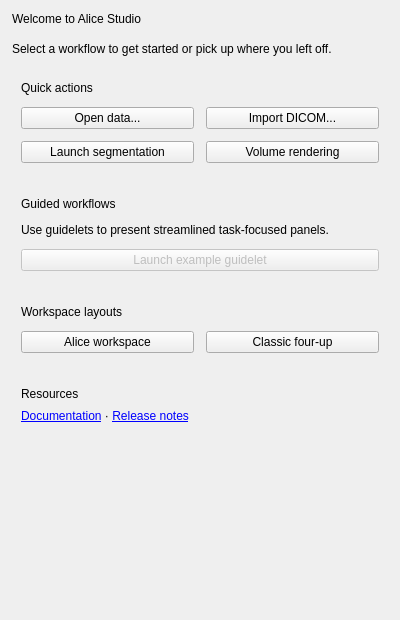
eracle23/rs, file Modules/Scripted/Home/Resources/UI/Home.ui: the form before one commit.
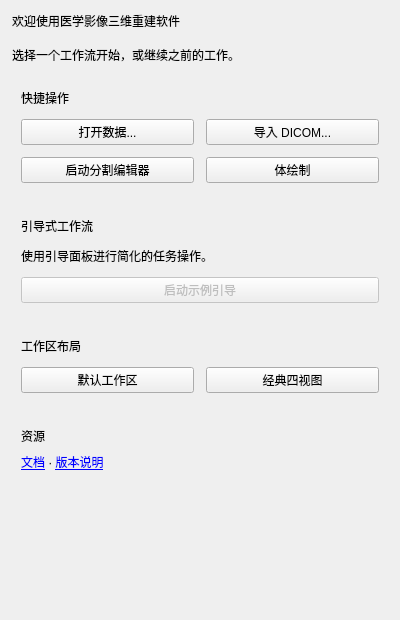
The form after the commit. Custom widgets are drawn as their Qt base class.

Patch:
```diff
--- a/Modules/Scripted/Home/Resources/UI/Home.ui
+++ b/Modules/Scripted/Home/Resources/UI/Home.ui
@@ -29,7 +29,7 @@
    <item>
     <widget class="QLabel" name="titleLabel">
      <property name="text">
-      <string>Welcome to Alice Studio</string>
+      <string>欢迎使用医学影像三维重建软件</string>
      </property>
      <property name="alignment">
       <set>Qt::AlignLeft|Qt::AlignTop</set>
@@ -42,7 +42,7 @@
    <item>
     <widget class="QLabel" name="taglineLabel">
      <property name="text">
-      <string>Select a workflow to get started or pick up where you left off.</string>
+      <string>选择一个工作流开始，或继续之前的工作。</string>
      </property>
      <property name="alignment">
       <set>Qt::AlignLeft|Qt::AlignVCenter</set>
@@ -70,7 +70,7 @@
       <item row="0" column="0" colspan="2">
        <widget class="QLabel" name="quickActionsLabel">
         <property name="text">
-         <string>Quick actions</string>
+         <string>快捷操作</string>
         </property>
         <property name="alignment">
          <set>Qt::AlignLeft|Qt::AlignVCenter</set>
@@ -80,7 +80,7 @@
       <item row="1" column="0">
        <widget class="QPushButton" name="openDataButton">
         <property name="text">
-         <string>Open data...</string>
+         <string>打开数据...</string>
         </property>
         <property name="toolTip">
          <string>Browse and load image volumes or scene files.</string>
@@ -90,7 +90,7 @@
       <item row="1" column="1">
        <widget class="QPushButton" name="loadDicomButton">
         <property name="text">
-         <string>Import DICOM...</string>
+         <string>导入 DICOM...</string>
         </property>
         <property name="toolTip">
          <string>Open the DICOM browser to import studies.</string>
@@ -100,7 +100,7 @@
       <item row="2" column="0">
        <widget class="QPushButton" name="segmentEditorButton">
         <property name="text">
-         <string>Launch segmentation</string>
+         <string>启动分割编辑器</string>
         </property>
         <property name="toolTip">
          <string>Jump directly into the Segment Editor module.</string>
@@ -110,7 +110,7 @@
       <item row="2" column="1">
        <widget class="QPushButton" name="volumeRenderingButton">
         <property name="text">
-         <string>Volume rendering</string>
+         <string>体绘制</string>
         </property>
         <property name="toolTip">
          <string>Navigate to volume rendering presets and controls.</string>
@@ -135,7 +135,7 @@
       <item>
        <widget class="QLabel" name="workflowLabel">
         <property name="text">
-         <string>Guided workflows</string>
+         <string>引导式工作流</string>
         </property>
         <property name="alignment">
          <set>Qt::AlignLeft|Qt::AlignVCenter</set>
@@ -145,7 +145,7 @@
       <item>
        <widget class="QLabel" name="workflowHintLabel">
         <property name="text">
-         <string>Use guidelets to present streamlined task-focused panels.</string>
+         <string>使用引导面板进行简化的任务操作。</string>
         </property>
         <property name="alignment">
          <set>Qt::AlignLeft|Qt::AlignVCenter</set>
@@ -158,7 +158,7 @@
       <item>
        <widget class="QPushButton" name="launchGuideletButton">
         <property name="text">
-         <string>Launch example guidelet</string>
+         <string>启动示例引导</string>
         </property>
         <property name="toolTip">
          <string>Open the scripted guidelet placeholder module.</string>
@@ -186,7 +186,7 @@
       <item>
        <widget class="QLabel" name="layoutLabel">
         <property name="text">
-         <string>Workspace layouts</string>
+         <string>工作区布局</string>
         </property>
         <property name="alignment">
          <set>Qt::AlignLeft|Qt::AlignVCenter</set>
@@ -201,7 +201,7 @@
         <item>
          <widget class="QPushButton" name="workspaceLayoutButton">
           <property name="text">
-           <string>Alice workspace</string>
+           <string>默认工作区</string>
           </property>
           <property name="toolTip">
            <string>3D overview with paired axial and sagittal slices.</string>
@@ -214,7 +214,7 @@
         <item>
          <widget class="QPushButton" name="fourUpLayoutButton">
           <property name="text">
-           <string>Classic four-up</string>
+           <string>经典四视图</string>
           </property>
           <property name="toolTip">
            <string>Restore the standard 2D/3D investigative layout.</string>
@@ -244,7 +244,7 @@
       <item>
        <widget class="QLabel" name="resourcesLabel">
         <property name="text">
-         <string>Resources</string>
+         <string>资源</string>
         </property>
         <property name="alignment">
          <set>Qt::AlignLeft|Qt::AlignVCenter</set>
@@ -254,7 +254,7 @@
       <item>
        <widget class="QLabel" name="resourcesLinksLabel">
         <property name="text">
-         <string>&lt;a href=&quot;https://alicelabs.com/docs&quot;&gt;Documentation&lt;/a&gt; · &lt;a href=&quot;https://alicelabs.com/changelog&quot;&gt;Release notes&lt;/a&gt;</string>
+         <string>&lt;a href=&quot;https://alicelabs.com/docs&quot;&gt;文档&lt;/a&gt; · &lt;a href=&quot;https://alicelabs.com/changelog&quot;&gt;版本说明&lt;/a&gt;</string>
         </property>
         <property name="textFormat">
          <enum>Qt::RichText</enum>
```
Left out of the diff: 14 changed lines with no effect on the pictures.
